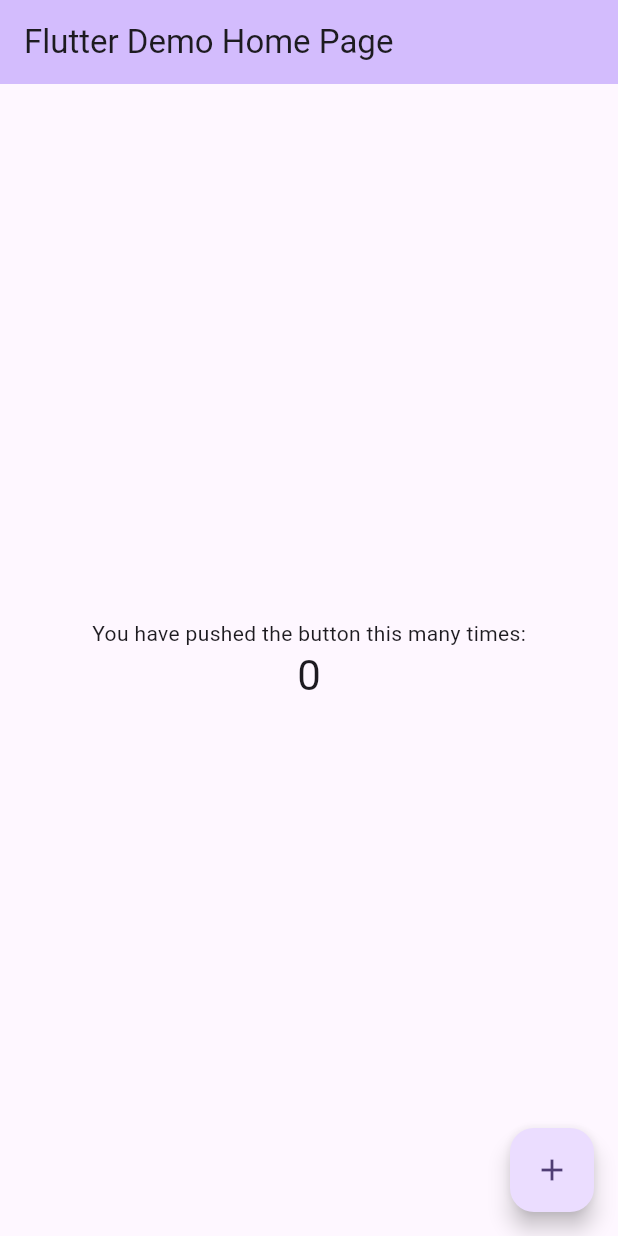
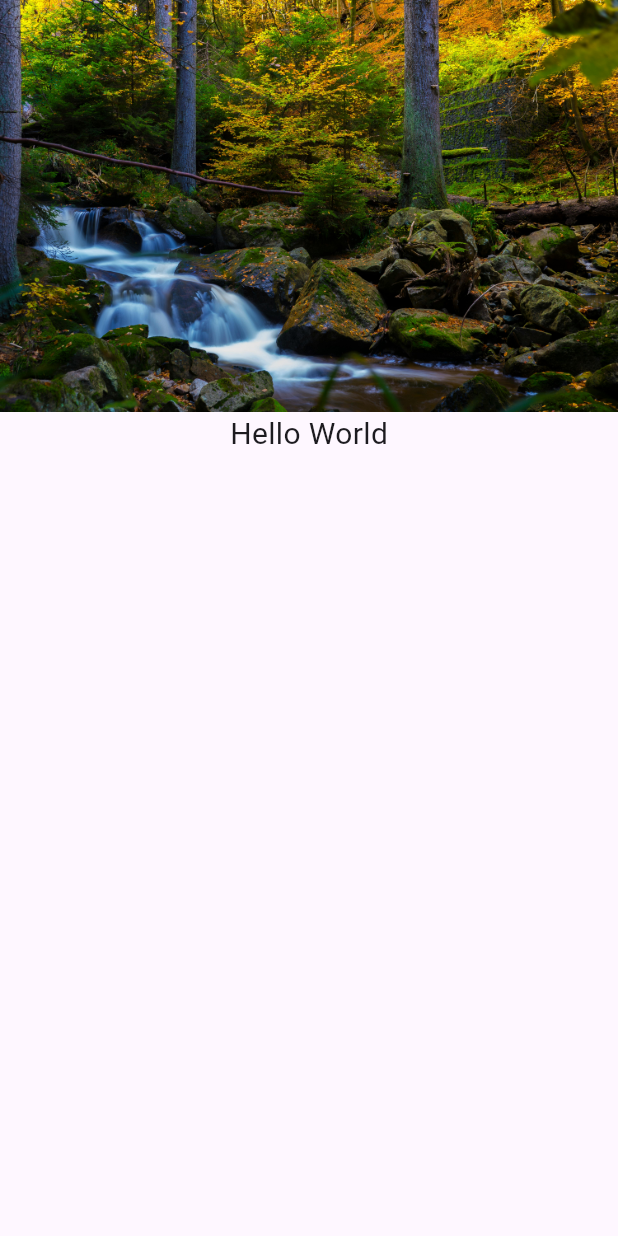
Before and after one commit to Raks-Javac/Adaptive-UI-in-flutter, a Flutter app: the screen it shows after launch, on a phone screen of 412 x 824 dp. Run offline on Flutter 3.47's test engine with Material 3 defaults, Android fonts, the light colour scheme and no system bars.

Commit message:
ref: Adding safe area

```diff
--- a/lib/main.dart
+++ b/lib/main.dart
@@ -1,3 +1,4 @@
+import 'package:adaptive_demo/safe_area.dart';
 import 'package:flutter/material.dart';
 
 void main() {
@@ -13,113 +14,10 @@
     return MaterialApp(
       title: 'Flutter Demo',
       theme: ThemeData(
-        // This is the theme of your application.
-        //
-        // TRY THIS: Try running your application with "flutter run". You'll see
-        // the application has a purple toolbar. Then, without quitting the app,
-        // try changing the seedColor in the colorScheme below to Colors.green
-        // and then invoke "hot reload" (save your changes or press the "hot
-        // reload" button in a Flutter-supported IDE, or press "r" if you used
-        // the command line to start the app).
-        //
-        // Notice that the counter didn't reset back to zero; the application
-        // state is not lost during the reload. To reset the state, use hot
-        // restart instead.
-        //
-        // This works for code too, not just values: Most code changes can be
-        // tested with just a hot reload.
         colorScheme: ColorScheme.fromSeed(seedColor: Colors.deepPurple),
         useMaterial3: true,
       ),
-      home: const MyHomePage(title: 'Flutter Demo Home Page'),
+      home: const SafeAreaWidget(),
     );
   }
 }
-
-class MyHomePage extends StatefulWidget {
-  const MyHomePage({super.key, required this.title});
-
-  // This widget is the home page of your application. It is stateful, meaning
-  // that it has a State object (defined below) that contains fields that affect
-  // how it looks.
-
-  // This class is the configuration for the state. It holds the values (in this
-  // case the title) provided by the parent (in this case the App widget) and
-  // used by the build method of the State. Fields in a Widget subclass are
-  // always marked "final".
-
-  final String title;
-
-  @override
-  State<MyHomePage> createState() => _MyHomePageState();
-}
-
-class _MyHomePageState extends State<MyHomePage> {
-  int _counter = 0;
-
-  void _incrementCounter() {
-    setState(() {
-      // This call to setState tells the Flutter framework that something has
-      // changed in this State, which causes it to rerun the build method below
-      // so that the display can reflect the updated values. If we changed
-      // _counter without calling setState(), then the build method would not be
-      // called again, and so nothing would appear to happen.
-      _counter++;
-    });
-  }
-
-  @override
-  Widget build(BuildContext context) {
-    // This method is rerun every time setState is called, for instance as done
-    // by the _incrementCounter method above.
-    //
-    // The Flutter framework has been optimized to make rerunning build methods
-    // fast, so that you can just rebuild anything that needs updating rather
-    // than having to individually change instances of widgets.
-    return Scaffold(
-      appBar: AppBar(
-        // TRY THIS: Try changing the color here to a specific color (to
-        // Colors.amber, perhaps?) and trigger a hot reload to see the AppBar
-        // change color while the other colors stay the same.
-        backgroundColor: Theme.of(context).colorScheme.inversePrimary,
-        // Here we take the value from the MyHomePage object that was created by
-        // the App.build method, and use it to set our appbar title.
-        title: Text(widget.title),
-      ),
-      body: Center(
-        // Center is a layout widget. It takes a single child and positions it
-        // in the middle of the parent.
-        child: Column(
-          // Column is also a layout widget. It takes a list of children and
-          // arranges them vertically. By default, it sizes itself to fit its
-          // children horizontally, and tries to be as tall as its parent.
-          //
-          // Column has various properties to control how it sizes itself and
-          // how it positions its children. Here we use mainAxisAlignment to
-          // center the children vertically; the main axis here is the vertical
-          // axis because Columns are vertical (the cross axis would be
-          // horizontal).
-          //
-          // TRY THIS: Invoke "debug painting" (choose the "Toggle Debug Paint"
-          // action in the IDE, or press "p" in the console), to see the
-          // wireframe for each widget.
-          mainAxisAlignment: MainAxisAlignment.center,
-          children: <Widget>[
-            const Text(
-              'You have pushed the button this many times:',
-            ),
-            Text(
-              '$_counter',
-              style: Theme.of(context).textTheme.headlineMedium,
-            ),
-          ],
-        ),
-      ),
-      floatingActionButton: FloatingActionButton(
-        onPressed: _incrementCounter,
-        tooltip: 'Increment',
-        child: const Icon(Icons.add),
-      ), // This trailing comma makes auto-formatting nicer for build methods.
-    );
-  }
-}
--- a/lib/safe_area.dart
+++ b/lib/safe_area.dart
@@ -0,0 +1,37 @@
+import 'package:flutter/material.dart';
+
+class SafeAreaWidget extends StatelessWidget {
+  const SafeAreaWidget({
+    super.key,
+  });
+
+  @override
+  Widget build(BuildContext context) {
+    return const Scaffold(
+      body: SafeArea(
+        child: FullScreen(),
+      ),
+    );
+  }
+}
+
+class FullScreen extends StatelessWidget {
+  const FullScreen({
+    super.key,
+  });
+
+  @override
+  Widget build(BuildContext context) {
+    return Column(
+      children: [
+        Image.asset("images/pexels-fabianreitmeier-707915.jpg"),
+        const Text(
+          "Hello World",
+          style: TextStyle(
+            fontSize: 20, // Scale text size relative to screen height
+          ),
+        ),
+      ],
+    );
+  }
+}
--- a/pubspec.yaml
+++ b/pubspec.yaml
@@ -59,8 +59,8 @@ flutter:
   uses-material-design: true
 
   # To add assets to your application, add an assets section, like this:
-  # assets:
-  #   - images/a_dot_burr.jpeg
+  assets:
+    - images/pexels-fabianreitmeier-707915.jpg
   #   - images/a_dot_ham.jpeg
 
   # An image asset can refer to one or more resolution-specific "variants", see
```
Also changed, not shown: images/pexels-fabianreitmeier-707915.jpg (added), 2 other files.
